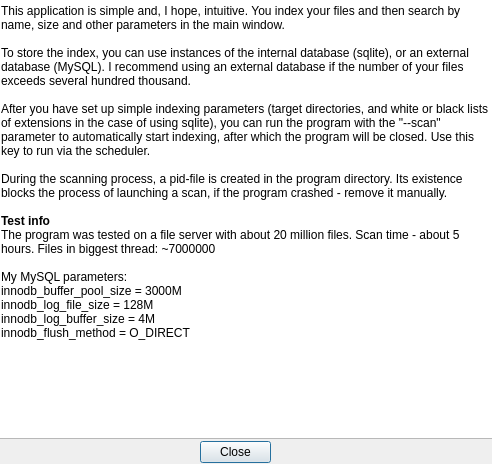
First picture: the form in ui_files/manual.ui, repository qiwichupa/pyFileSearcher, before the edit.
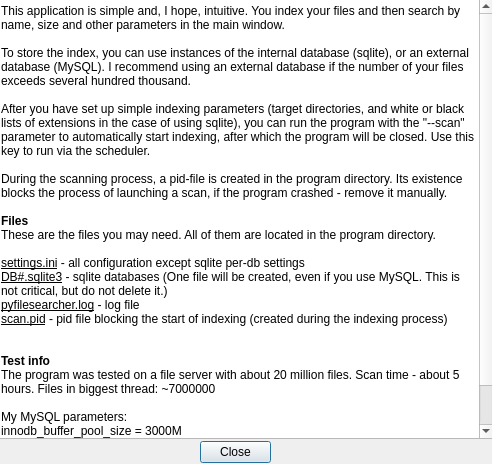
Second picture: the form after the edit. Icons and pictures are not drawn.

```diff
--- a/ui_files/manual.ui
+++ b/ui_files/manual.ui
@@ -81,6 +81,15 @@
 &lt;p style=&quot; margin-top:0px; margin-bottom:0px; margin-left:0px; margin-right:0px; -qt-block-indent:0; text-indent:0px;&quot;&gt;&lt;span style=&quot; font-family:'DejaVu Sans Mono'; color:#000000; background-color:#ffffff;&quot;&gt;After you have set up simple indexing parameters (target directories, and white or black lists of extensions in the case of using sqlite), you can run the program with the &amp;quot;--scan&amp;quot; parameter to automatically start indexing, after which the program will be closed. Use this key to run via the scheduler.&lt;/span&gt;&lt;/p&gt;
 &lt;p style=&quot;-qt-paragraph-type:empty; margin-top:0px; margin-bottom:0px; margin-left:0px; margin-right:0px; -qt-block-indent:0; text-indent:0px;&quot;&gt;&lt;br /&gt;&lt;/p&gt;
 &lt;p style=&quot; margin-top:0px; margin-bottom:0px; margin-left:0px; margin-right:0px; -qt-block-indent:0; text-indent:0px;&quot;&gt;&lt;span style=&quot; font-family:'DejaVu Sans Mono'; color:#000000; background-color:#ffffff;&quot;&gt;During the scanning process, a pid-file is created in the program directory. Its existence blocks the process of launching a scan, if the program crashed - remove it manually.&lt;/span&gt;&lt;span style=&quot; font-family:'DejaVu Sans Mono'; color:#000000;&quot;&gt;&lt;br /&gt;&lt;/span&gt;&lt;/p&gt;
+&lt;p style=&quot; margin-top:0px; margin-bottom:0px; margin-left:0px; margin-right:0px; -qt-block-indent:0; text-indent:0px;&quot;&gt;&lt;span style=&quot; font-family:'DejaVu Sans Mono'; font-weight:600; color:#000000;&quot;&gt;Files&lt;/span&gt;&lt;/p&gt;
+&lt;p style=&quot; margin-top:0px; margin-bottom:0px; margin-left:0px; margin-right:0px; -qt-block-indent:0; text-indent:0px;&quot;&gt;These are the files you may need. All of them are located in the program directory.&lt;/p&gt;
+&lt;p style=&quot;-qt-paragraph-type:empty; margin-top:0px; margin-bottom:0px; margin-left:0px; margin-right:0px; -qt-block-indent:0; text-indent:0px;&quot;&gt;&lt;br /&gt;&lt;/p&gt;
+&lt;p style=&quot; margin-top:0px; margin-bottom:0px; margin-left:0px; margin-right:0px; -qt-block-indent:0; text-indent:0px;&quot;&gt;&lt;span style=&quot; font-family:'DejaVu Sans Mono'; text-decoration: underline; color:#000000;&quot;&gt;settings.ini&lt;/span&gt;&lt;span style=&quot; font-family:'DejaVu Sans Mono'; color:#000000;&quot;&gt; - all configuration except sqlite per-db settings&lt;/span&gt;&lt;/p&gt;
+&lt;p style=&quot; margin-top:0px; margin-bottom:0px; margin-left:0px; margin-right:0px; -qt-block-indent:0; text-indent:0px;&quot;&gt;&lt;span style=&quot; font-family:'DejaVu Sans Mono'; text-decoration: underline; color:#000000;&quot;&gt;DB#.sqlite3&lt;/span&gt;&lt;span style=&quot; font-family:'DejaVu Sans Mono'; color:#000000;&quot;&gt; - sqlite databases (One file will be created, even if you use MySQL. This is not critical, but do not delete it.)&lt;/span&gt;&lt;/p&gt;
+&lt;p style=&quot; margin-top:0px; margin-bottom:0px; margin-left:0px; margin-right:0px; -qt-block-indent:0; text-indent:0px;&quot;&gt;&lt;span style=&quot; font-family:'DejaVu Sans Mono'; text-decoration: underline; color:#000000;&quot;&gt;pyfilesearcher.log&lt;/span&gt;&lt;span style=&quot; font-family:'DejaVu Sans Mono'; color:#000000;&quot;&gt; - log file&lt;/span&gt;&lt;/p&gt;
+&lt;p style=&quot; margin-top:0px; margin-bottom:0px; margin-left:0px; margin-right:0px; -qt-block-indent:0; text-indent:0px;&quot;&gt;&lt;span style=&quot; font-family:'DejaVu Sans Mono'; text-decoration: underline; color:#000000;&quot;&gt;scan.pid&lt;/span&gt;&lt;span style=&quot; font-family:'DejaVu Sans Mono'; color:#000000;&quot;&gt; - pid file blocking the start of indexing (created during the indexing process)&lt;/span&gt;&lt;/p&gt;
+&lt;p style=&quot;-qt-paragraph-type:empty; margin-top:0px; margin-bottom:0px; margin-left:0px; margin-right:0px; -qt-block-indent:0; text-indent:0px; font-family:'DejaVu Sans Mono'; color:#000000;&quot;&gt;&lt;br /&gt;&lt;/p&gt;
+&lt;p style=&quot;-qt-paragraph-type:empty; margin-top:0px; margin-bottom:0px; margin-left:0px; margin-right:0px; -qt-block-indent:0; text-indent:0px; font-family:'DejaVu Sans Mono'; color:#000000;&quot;&gt;&lt;br /&gt;&lt;/p&gt;
 &lt;p style=&quot; margin-top:0px; margin-bottom:0px; margin-left:0px; margin-right:0px; -qt-block-indent:0; text-indent:0px;&quot;&gt;&lt;span style=&quot; font-family:'DejaVu Sans Mono'; font-weight:600; color:#000000;&quot;&gt;Test info&lt;/span&gt;&lt;/p&gt;
 &lt;p style=&quot; margin-top:0px; margin-bottom:0px; margin-left:0px; margin-right:0px; -qt-block-indent:0; text-indent:0px;&quot;&gt;&lt;span style=&quot; font-family:'DejaVu Sans Mono'; color:#000000; background-color:#ffffff;&quot;&gt;The program was tested on a file server with about 20 million files. Scan time - about 5 hours. Files in biggest thread: ~7000000 &lt;/span&gt;&lt;span style=&quot; font-family:'DejaVu Sans Mono'; color:#000000;&quot;&gt;&lt;br /&gt;&lt;/span&gt;&lt;/p&gt;
 &lt;p style=&quot; margin-top:0px; margin-bottom:0px; margin-left:0px; margin-right:0px; -qt-block-indent:0; text-indent:0px;&quot;&gt;&lt;span style=&quot; font-family:'DejaVu Sans Mono'; color:#000000; background-color:#ffffff;&quot;&gt;My MySQL parameters:&lt;/span&gt;&lt;span style=&quot; font-family:'DejaVu Sans Mono'; color:#000000;&quot;&gt;&lt;br /&gt;&lt;/span&gt;innodb_buffer_pool_size = 3000M&lt;/p&gt;
```
